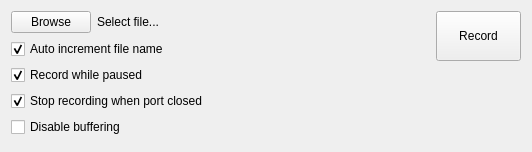
Before: the Qt Designer form src/recordpanel.ui in AlexanderAmelkin/SerialPlot, drawn with Qt 5.
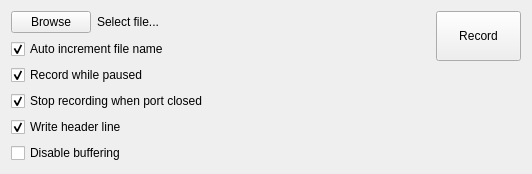
After: the same form once the commit is applied.

Commit message: added option to disable header line

The edit to the form file:
```diff
--- a/src/recordpanel.ui
+++ b/src/recordpanel.ui
@@ -7,7 +7,7 @@
     <x>0</x>
     <y>0</y>
     <width>532</width>
-    <height>152</height>
+    <height>169</height>
    </rect>
   </property>
   <property name="windowTitle">
@@ -79,6 +79,19 @@
        </property>
       </widget>
      </item>
+     <item>
+      <widget class="QCheckBox" name="cbHeader">
+       <property name="toolTip">
+        <string>Channel names are written to the first line of record file</string>
+       </property>
+       <property name="text">
+        <string>Write header line</string>
+       </property>
+       <property name="checked">
+        <bool>true</bool>
+       </property>
+      </widget>
+     </item>
      <item>
       <widget class="QCheckBox" name="cbDisableBuffering">
        <property name="toolTip">
```
The commit also changes 1 other file.
